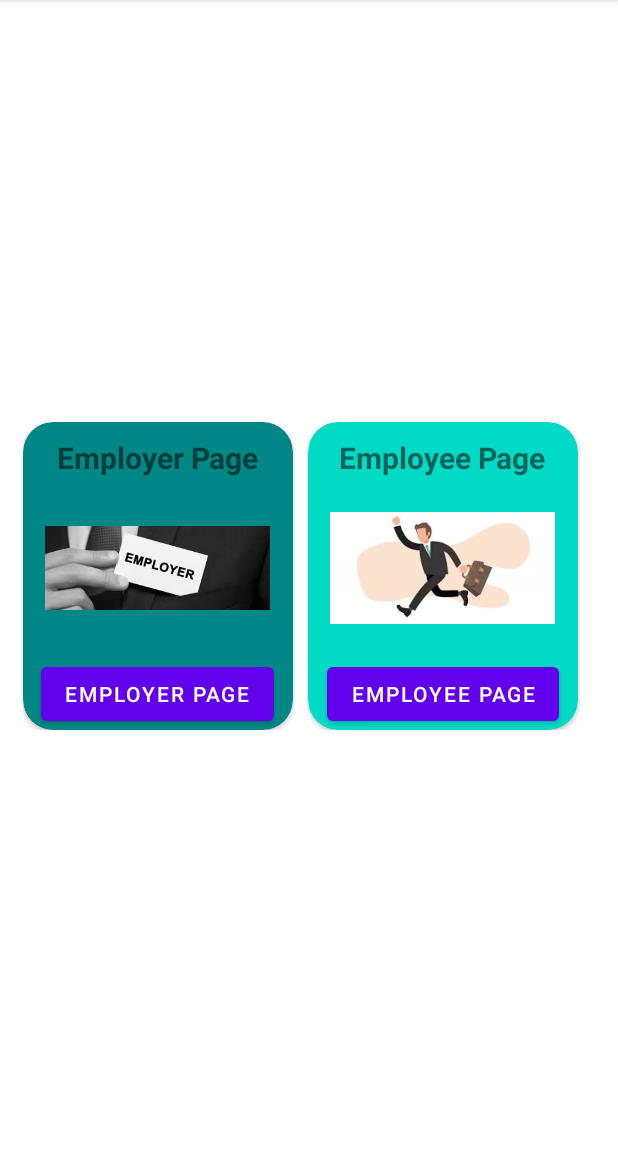
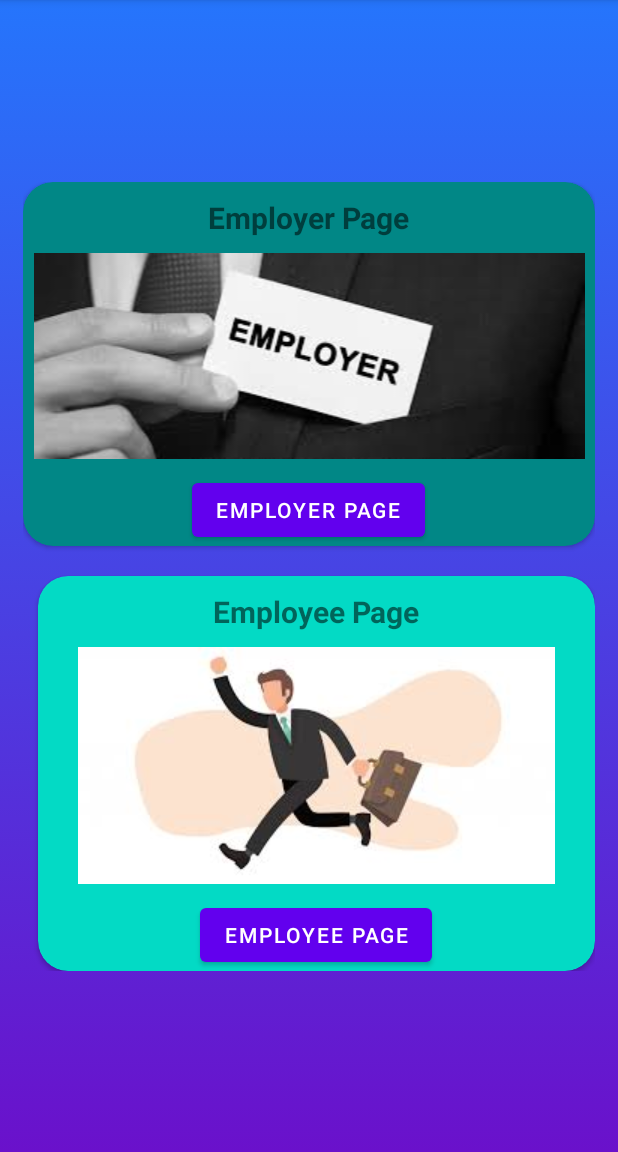
Before and after one commit to v-magiri/KaziBora, an Android app: the screen it shows after launch (MainActivity), on a phone screen of 412 x 824 dp, the part 84-1236 px from its top. Run offline under Robolectric (Android 15) with nearby library versions, the phone set to English and light mode, and no system bars.

Commit message:
Modify UI

```diff
--- a/app/src/main/java/Employee/EmployeeLogin.java
+++ b/app/src/main/java/Employee/EmployeeLogin.java
@@ -48,7 +48,7 @@ public class EmployeeLogin extends AppCompatActivity {
         registerTextView.setOnClickListener(new View.OnClickListener() {
             @Override
             public void onClick(View v) {
-                startActivity(new Intent(getApplicationContext(), EmployerRegistration.class));
+                startActivity(new Intent(getApplicationContext(), EmployeeRegistration.class));
             }
         });
     }
@@ -75,7 +75,7 @@ public class EmployeeLogin extends AppCompatActivity {
                 public void onComplete(@NonNull Task<AuthResult> task) {
                     if(task.isSuccessful()){
                         Toast.makeText(getApplicationContext(),"Successfully Logged In",Toast.LENGTH_LONG).show();
-                        startActivity(new Intent(getApplicationContext(), EmployerHome.class));
+                        startActivity(new Intent(getApplicationContext(), EmployeeHome.class));
                     }
                 }
             }).addOnFailureListener(new OnFailureListener() {
--- a/app/src/main/java/Employer/EmployerHome.java
+++ b/app/src/main/java/Employer/EmployerHome.java
@@ -11,7 +11,7 @@ import android.widget.EditText;
 
 import com.google.firebase.auth.FirebaseAuth;
 import com.google.firebase.database.FirebaseDatabase;
-import com.magiri.KaziBora.Employer;
+//import com.magiri.KaziBora.Employer;
 import com.magiri.KaziBora.R;
 import com.shashank.sony.fancytoastlib.FancyToast;
 
@@ -37,6 +37,7 @@ public class EmployerHome extends AppCompatActivity {
             public void onClick(View v) {
             FirebaseAuth.getInstance().signOut();
             startActivity(new Intent(getApplicationContext(),EmployerLogin.class));
+            finish();
             }
         });
 
--- a/app/src/main/java/Employer/EmployerLogin.java
+++ b/app/src/main/java/Employer/EmployerLogin.java
@@ -17,7 +17,7 @@ import com.google.android.gms.tasks.OnFailureListener;
 import com.google.android.gms.tasks.Task;
 import com.google.firebase.auth.AuthResult;
 import com.google.firebase.auth.FirebaseAuth;
-import com.magiri.KaziBora.Employer;
+//import com.magiri.KaziBora.Employer;
 import com.magiri.KaziBora.R;
 
 public class EmployerLogin extends AppCompatActivity {
@@ -47,6 +47,7 @@ public class EmployerLogin extends AppCompatActivity {
             @Override
             public void onClick(View v) {
                 startActivity(new Intent(getApplicationContext(),EmployerRegistration.class));
+                finish();
             }
         });
     }
--- /dev/null
+++ b/app/src/main/res/drawable/kazi_bora_background.xml
@@ -0,0 +1,15 @@
+<?xml version="1.0" encoding="utf-8"?>
+<selector xmlns:android="http://schemas.android.com/apk/res/android">
+    <item>
+        <shape>
+            <gradient
+                android:angle="90"
+                android:startColor="#6a11cb"
+                android:endColor="#2575fc"
+                android:type="linear">
+
+            </gradient>
+        </shape>
+    </item>
+
+</selector>
--- a/app/src/main/res/layout/activity_employee_login.xml
+++ b/app/src/main/res/layout/activity_employee_login.xml
@@ -4,7 +4,8 @@
     xmlns:tools="http://schemas.android.com/tools"
     android:layout_width="match_parent"
     android:layout_height="match_parent"
-    tools:context="Employer.EmployerLogin">
+    tools:context="Employer.EmployerLogin"
+    android:background="@drawable/employee_background">
     <androidx.cardview.widget.CardView
         android:layout_width="match_parent"
         android:layout_height="match_parent"
--- a/app/src/main/res/layout/activity_employee_registration.xml
+++ b/app/src/main/res/layout/activity_employee_registration.xml
@@ -4,7 +4,8 @@
     xmlns:tools="http://schemas.android.com/tools"
     android:layout_width="match_parent"
     android:layout_height="match_parent"
-    tools:context=".MainActivity">
+    tools:context=".MainActivity"
+    android:background="@drawable/employee_background">
 
 
     <androidx.cardview.widget.CardView
@@ -74,7 +75,7 @@
                     android:layout_height="wrap_content"
                     android:id="@+id/repeatPassEditTxt"
                     android:paddingLeft="20dp"
-                    android:inputType="phone"
+                    android:inputType="textPassword"
                     android:hint="Retype Password"/>
                 <TextView
                     android:layout_width="match_parent"
--- a/app/src/main/res/layout/activity_employer_login.xml
+++ b/app/src/main/res/layout/activity_employer_login.xml
@@ -4,7 +4,8 @@
     xmlns:tools="http://schemas.android.com/tools"
     android:layout_width="match_parent"
     android:layout_height="match_parent"
-    tools:context="Employer.EmployerLogin">
+    tools:context="Employer.EmployerLogin"
+    android:background="@drawable/employer_background">
     <androidx.cardview.widget.CardView
         android:layout_width="match_parent"
         android:layout_height="match_parent"
--- a/app/src/main/res/layout/activity_employer_registration.xml
+++ b/app/src/main/res/layout/activity_employer_registration.xml
@@ -4,7 +4,8 @@
     xmlns:tools="http://schemas.android.com/tools"
     android:layout_width="match_parent"
     android:layout_height="match_parent"
-    tools:context=".MainActivity">
+    tools:context=".MainActivity"
+    android:background="@drawable/employer_background">
 
 
     <androidx.cardview.widget.CardView
--- a/app/src/main/res/layout/activity_main.xml
+++ b/app/src/main/res/layout/activity_main.xml
@@ -4,7 +4,8 @@
     xmlns:tools="http://schemas.android.com/tools"
     android:layout_width="match_parent"
     android:layout_height="match_parent"
-    tools:context=".MainActivity">
+    tools:context=".MainActivity"
+    android:background="@drawable/kazi_bora_background">
     <LinearLayout
         android:layout_width="match_parent"
         android:layout_height="wrap_content"
@@ -14,12 +15,14 @@
         app:layout_constraintStart_toStartOf="parent"
         android:layout_marginVertical="20dp"
         android:layout_marginHorizontal="15dp"
-        android:orientation="horizontal">
+        android:orientation="vertical">
+
             <androidx.cardview.widget.CardView
-                android:layout_width="180dp"
+                android:layout_width="match_parent"
                 app:cardCornerRadius="20dp"
                 android:backgroundTint="@color/teal_700"
-                android:layout_height="wrap_content">
+                android:layout_height="wrap_content"
+                android:layout_marginBottom="20dp">
                 <LinearLayout
                     android:layout_width="match_parent"
                     android:layout_height="wrap_content"
@@ -34,11 +37,11 @@
                     android:layout_margin="10dp"
                     tools:layout_editor_absoluteX="44dp"
                     tools:layout_editor_absoluteY="297dp" />
-                    <ImageView
-                        android:layout_width="150dp"
-                        android:layout_height="100dp"
-                        android:layout_gravity="center"
-                        android:src="@drawable/employer"/>
+                        <ImageView
+                            android:layout_width="match_parent"
+                            android:layout_height="wrap_content"
+                            android:layout_gravity="center"
+                            android:src="@drawable/employer"/>
 
                 <Button
                     android:layout_marginTop="10dp"
@@ -50,7 +53,7 @@
                 </LinearLayout>
             </androidx.cardview.widget.CardView>
         <androidx.cardview.widget.CardView
-            android:layout_width="180dp"
+            android:layout_width="match_parent"
             app:cardCornerRadius="20dp"
             android:layout_marginLeft="10dp"
             android:backgroundTint="@color/teal_200"
@@ -70,8 +73,8 @@
                     tools:layout_editor_absoluteX="44dp"
                     tools:layout_editor_absoluteY="297dp" />
                 <ImageView
-                    android:layout_width="150dp"
-                    android:layout_height="100dp"
+                    android:layout_width="match_parent"
+                    android:layout_height="wrap_content"
                     android:layout_gravity="center"
                     android:src="@drawable/employee"/>
 
```
Also changed, not shown: app/src/main/java/Employee/EmployeeHome.java (+44 -40 lines), app/src/main/java/com/magiri/KaziBora/HelperAdapter.java (added, +54 -0 lines), app/src/main/res/drawable/employee_background.xml (added, +15 -0 lines), app/src/main/res/drawable/employer_background.xml (added, +14 -0 lines), app/src/main/res/layout/activity_employee_home.xml (+45 -9 lines), app/src/main/res/layout/activity_employer_home.xml (+8 -3 lines), app/src/main/res/layout/list_item.xml (+41 -3 lines).
